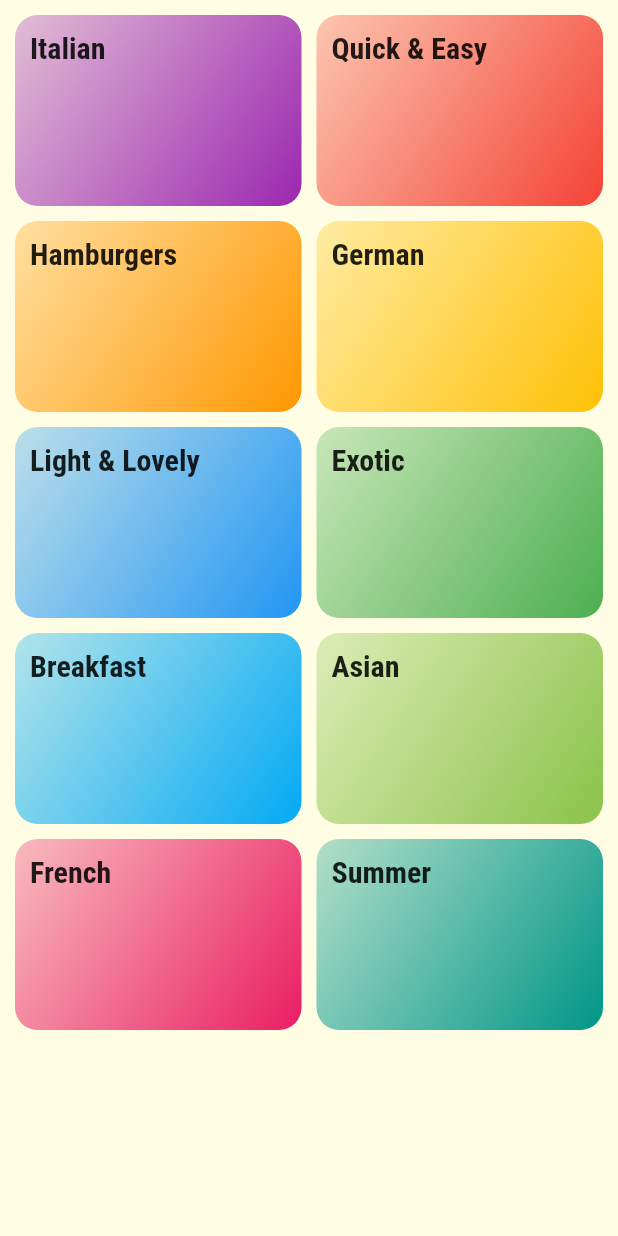
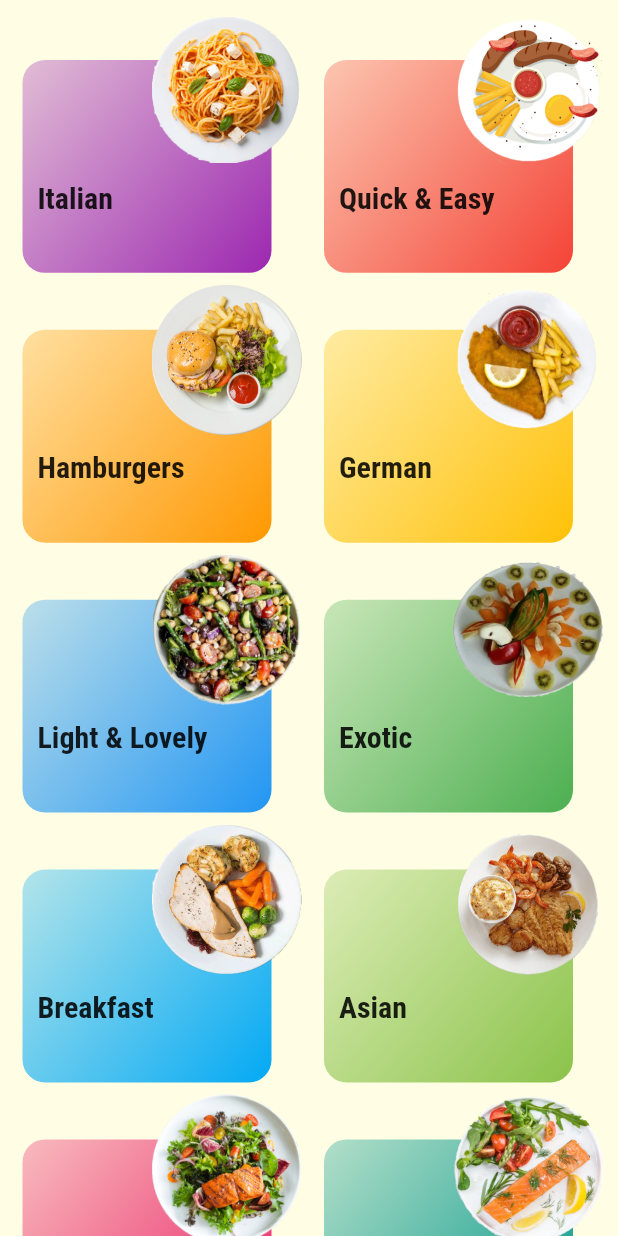
Before and after one commit to AliiElsayed/meal_descriptor_app, a Flutter app: the CategoriesScreen screen opened by its route, on a phone screen of 412 x 824 dp. Run offline on Flutter 3.47's test engine with Material 2 defaults, Android fonts, the light colour scheme and no system bars; our stand-ins replace flutter_colorpicker, fluttertoast, shared_preferences; accounts and stored records are empty.

Commit message:
add images for categories

```diff
--- a/lib/models/category.dart
+++ b/lib/models/category.dart
@@ -2,7 +2,8 @@ import 'package:flutter/material.dart';
 
 class Category {
   final String id;
+  final String imageUrl;
   final Color categoryColor;
 
-  Category({@required this.id, this.categoryColor=Colors.orange});
+  Category({@required this.id,this.imageUrl, this.categoryColor=Colors.orange});
 }
--- a/lib/screens/categories_screen.dart
+++ b/lib/screens/categories_screen.dart
@@ -14,6 +14,7 @@ class _CategoriesScreenState extends State<CategoriesScreen> {
   @override
   Widget build(BuildContext context) {
     var langProvider = Provider.of<LanguageProvider>(context);
+    bool isLandScape = MediaQuery.of(context).orientation== Orientation.landscape;
     return Directionality(
         textDirection:langProvider.isEnglish ? TextDirection.ltr : TextDirection.rtl,
       child: Scaffold(
@@ -25,13 +26,14 @@ class _CategoriesScreenState extends State<CategoriesScreen> {
             return CategoryContainer(
               catId: category.id,
               color: category.categoryColor,
+              imagePath: category.imageUrl,
             );
           }).toList(),
           gridDelegate: SliverGridDelegateWithMaxCrossAxisExtent(
-            childAspectRatio: 3 / 2,
+            childAspectRatio:isLandScape? 2/2 : 2/1.8,
             crossAxisSpacing: 10.0,
-            maxCrossAxisExtent: 200.0,
-            mainAxisSpacing: 10.0,
+            maxCrossAxisExtent: 270.0,
+            mainAxisSpacing: 8.0,
           ),
         ),
       ),
--- a/lib/used_data.dart
+++ b/lib/used_data.dart
@@ -5,41 +5,51 @@ import 'package:meal_app/models/meal.dart';
 List<Category> usedCategories = [
   Category(
       id: 'c1',
+      imageUrl:'assets/images/italian.png' ,
       categoryColor: Colors.purple),
   Category(
     id: 'c2',
+    imageUrl:'assets/images/quick.png' ,
     categoryColor: Colors.red,
   ),
   Category(
     id: 'c3',
+    imageUrl:'assets/images/burger.png' ,
     categoryColor: Colors.orange,
   ),
   Category(
     id: 'c4',
+    imageUrl:'assets/images/german.png' ,
     categoryColor: Colors.amber,
   ),
   Category(
     id: 'c5',
+    imageUrl:'assets/images/salas _asp.png' ,
     categoryColor: Colors.blue,
   ),
   Category(
     id: 'c6',
+    imageUrl:'assets/images/exotic_food.png' ,
     categoryColor: Colors.green,
   ),
   Category(
     id: 'c7',
+    imageUrl:'assets/images/breakfast.png' ,
     categoryColor: Colors.lightBlue,
   ),
   Category(
     id: 'c8',
+    imageUrl:'assets/images/indin_curry.png' ,
     categoryColor: Colors.lightGreen,
   ),
   Category(
     id: 'c9',
+    imageUrl:'assets/images/french_food.png' ,
     categoryColor: Colors.pink,
   ),
   Category(
     id: 'c10',
+    imageUrl:'assets/images/summer_salamon.png' ,
     categoryColor: Colors.teal,
   ),
 ];
--- a/lib/widgets/category_container.dart
+++ b/lib/widgets/category_container.dart
@@ -6,20 +6,45 @@ import 'package:provider/provider.dart';
 class CategoryContainer extends StatelessWidget {
   final String catId;
   final Color color;
-  CategoryContainer({this.catId,this.color});
+  final String imagePath;
+  CategoryContainer({this.catId, this.color, this.imagePath});
   @override
   Widget build(BuildContext context) {
     var langProvider = Provider.of<LanguageProvider>(context);
+    double deviceHeight = MediaQuery.of(context).size.height;
+    double deviceWidth = MediaQuery.of(context).size.height;
+    bool isLandScape =
+        MediaQuery.of(context).orientation == Orientation.landscape;
     return InkWell(
       onTap: () {
-        Navigator.of(context).pushNamed(CatMealsScreen.id,arguments:{
-          'id':catId,
-        }, );
+        Navigator.of(context).pushNamed(
+          CatMealsScreen.id,
+          arguments: {
+            'id': catId,
+          },
+        );
       },
       splashColor: Theme.of(context).primaryColor,
       borderRadius: BorderRadius.circular(15.0),
-      child: Container(
-        padding: EdgeInsets.all(10.0),
+      child: Stack(
+        children: [
+          Container(
+            margin: isLandScape
+                ? EdgeInsets.only(
+                    top: 35.0,
+                    right: 20.0,
+                    left: 5.0,
+                  )
+                : EdgeInsets.only(
+                    top: 30.0,
+                    right: 20.0,
+                    left: 5.0,
+                  ),
+            padding: isLandScape
+                ? EdgeInsets.only(left: 10, top: 100.0)
+                : EdgeInsets.only(left: 10, top: 80.0),
+            height: isLandScape ? deviceHeight / 2.5 : deviceHeight / 4,
+            width: deviceWidth / 2,
             decoration: BoxDecoration(
               borderRadius: BorderRadius.circular(15.0),
               gradient: LinearGradient(
@@ -36,6 +61,15 @@ class CategoryContainer extends StatelessWidget {
               style: Theme.of(context).textTheme.headline6,
             ),
           ),
+          Align(
+              alignment: Alignment.topRight,
+              child: Image.asset(
+                imagePath,
+                height:isLandScape?120: 100.0,
+                width: isLandScape?120 : 100.0,
+              )),
+        ],
+      ),
     );
   }
 }
```
Also changed, not shown: assets/images/breakfast.png (added), assets/images/burger.png (added), assets/images/exotic_food.png (added), assets/images/french_food.png (added), assets/images/german.png (added), assets/images/indin_curry.png (added), assets/images/italian.png (added), assets/images/quick.png (added), assets/images/salas _asp.png (added), assets/images/summer_salamon.png (added), 1 other file. Lines whose indentation alone changed are shown as unchanged.
